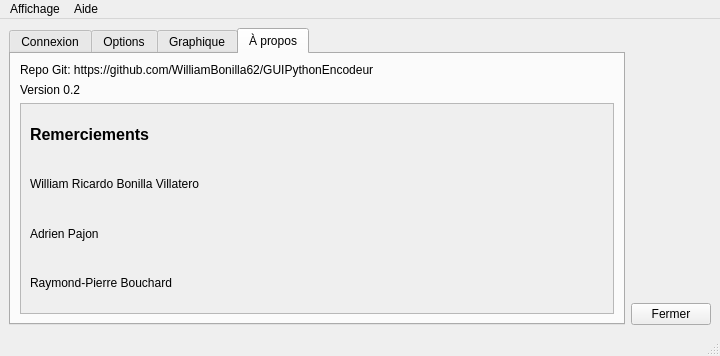
This is Qt/Encoder_Control_GUI_ONLY_modif_RP.ui in apajon/GUI_QT_ONLY as Qt 5 draws it before an edit. The edited form follows.
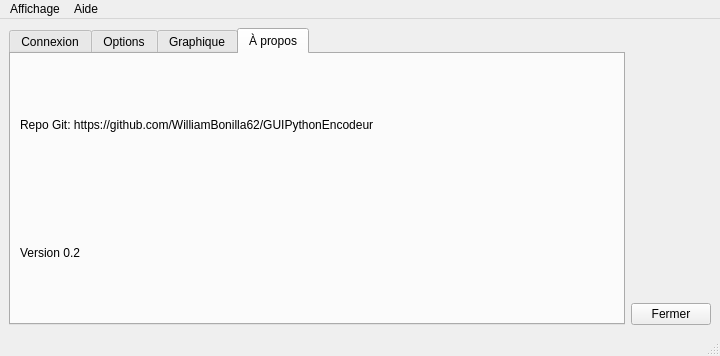
This is the edited form. The open tabs and pages were chosen to show the change. Icons and pictures are not drawn.

The edit to the form file:
```diff
--- a/Qt/Encoder_Control_GUI_ONLY_modif_RP.ui
+++ b/Qt/Encoder_Control_GUI_ONLY_modif_RP.ui
@@ -328,53 +328,6 @@
             </property>
            </widget>
           </item>
-          <item>
-           <widget class="QScrollArea" name="scrollArea">
-            <property name="widgetResizable">
-             <bool>true</bool>
-            </property>
-            <widget class="QWidget" name="scrollAreaWidgetContents">
-             <property name="geometry">
-              <rect>
-               <x>0</x>
-               <y>0</y>
-               <width>566</width>
-               <height>182</height>
-              </rect>
-             </property>
-             <layout class="QVBoxLayout" name="verticalLayout_6">
-              <item>
-               <widget class="QLabel" name="label">
-                <property name="text">
-                 <string>&lt;html&gt;&lt;head/&gt;&lt;body&gt;&lt;p&gt;&lt;span style=&quot; font-size:12pt; font-weight:600;&quot;&gt;Remerciements&lt;/span&gt;&lt;/p&gt;&lt;/body&gt;&lt;/html&gt;</string>
-                </property>
-               </widget>
-              </item>
-              <item>
-               <widget class="QLabel" name="label_2">
-                <property name="text">
-                 <string>William Ricardo Bonilla Villatero</string>
-                </property>
-               </widget>
-              </item>
-              <item>
-               <widget class="QLabel" name="label_3">
-                <property name="text">
-                 <string>Adrien Pajon</string>
-                </property>
-               </widget>
-              </item>
-              <item>
-               <widget class="QLabel" name="label_4">
-                <property name="text">
-                 <string>Raymond-Pierre Bouchard</string>
-                </property>
-               </widget>
-              </item>
-             </layout>
-            </widget>
-           </widget>
-          </item>
          </layout>
         </widget>
        </widget>
```
Left out of the diff: 5 changed lines with no effect on the pictures.
